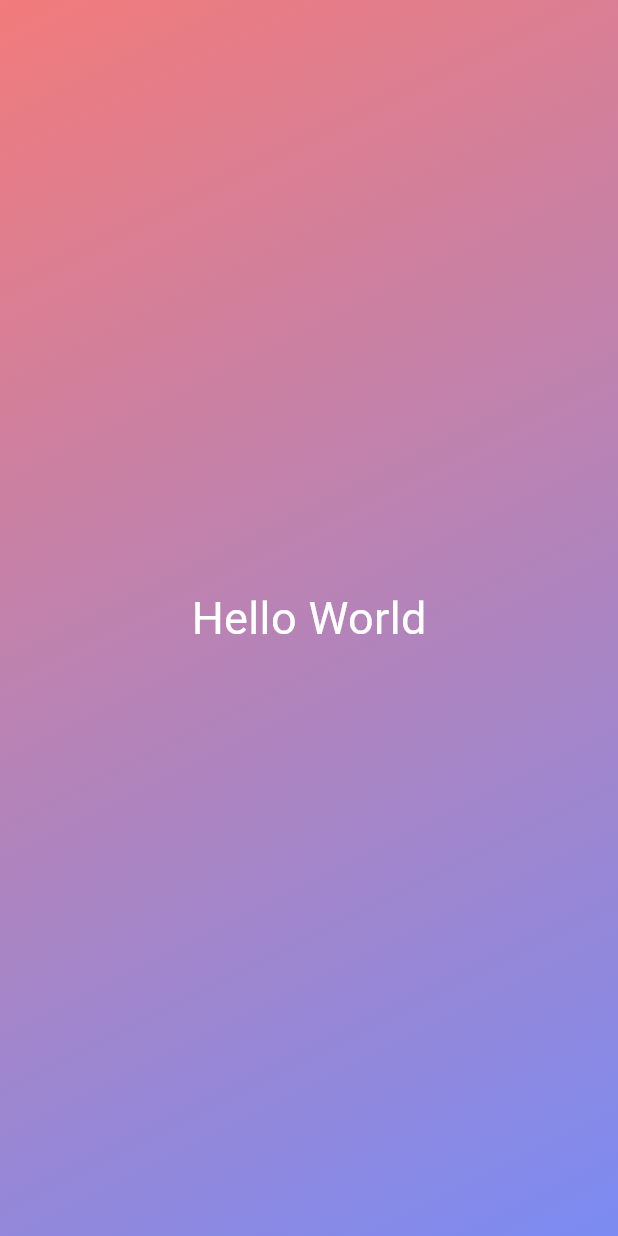
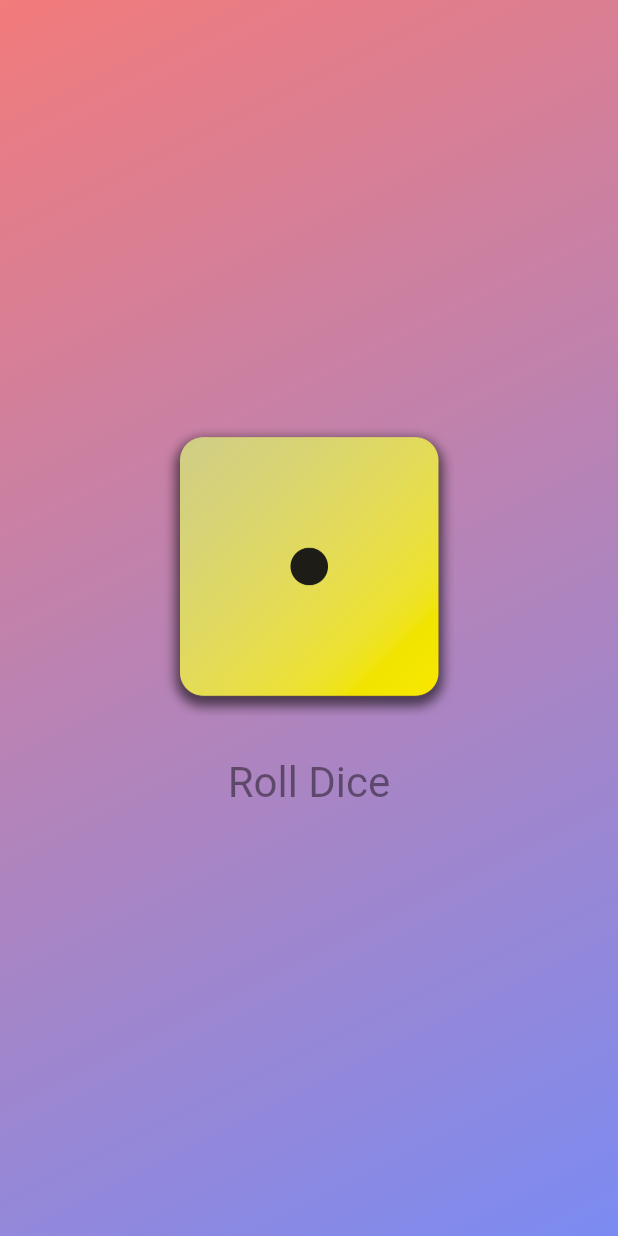
Before and after one commit to souravsathyan/flutter, a Flutter app: the screen it shows after launch, on a phone screen of 412 x 824 dp. Run offline on Flutter 3.47's test engine with Material 3 defaults, Android fonts, the phone set to English and light mode, and no system bars.

Commit message:
dice roller done

```diff
--- /dev/null
+++ b/first_app/lib/dice_roller.dart
@@ -0,0 +1,43 @@
+import 'package:flutter/material.dart';
+import 'dart:math';
+
+final randomiser = Random();
+
+class DiceRoller extends StatefulWidget {
+  DiceRoller({super.key});
+
+  @override
+  State<DiceRoller> createState() {
+    return _DiceRoller();
+  }
+}
+
+class _DiceRoller extends State<DiceRoller> {
+  var activeImage = 'assets/images/dice-1.png';
+
+  rollDice() {
+    var randomNumber = randomiser.nextInt(6) + 1;
+    setState(() {
+      activeImage = 'assets/images/dice-$randomNumber.png';
+    });
+  }
+
+  @override
+  Widget build(context) {
+    return Column(
+      mainAxisSize: MainAxisSize.min,
+      children: [
+        Image.asset(activeImage, width: 200),
+        const SizedBox(height: 20),
+        TextButton(
+          onPressed: rollDice,
+          style: TextButton.styleFrom(
+            foregroundColor: Colors.black45,
+            textStyle: const TextStyle(fontSize: 28),
+          ),
+          child: const Text('Roll Dice'),
+        ),
+      ],
+    );
+  }
+}
--- /dev/null
+++ b/first_app/lib/gradient_container.dart
@@ -0,0 +1,25 @@
+import 'package:first_app/dice_roller.dart';
+import 'package:flutter/material.dart';
+
+var alignStart = Alignment.topLeft;
+final alignEnd = Alignment.bottomRight;
+
+class GradientContainer extends StatelessWidget {
+  GradientContainer({super.key, required this.color});
+
+  final List<Color> color;
+
+  @override
+  Widget build(context) {
+    return Container(
+      decoration: BoxDecoration(
+        gradient: LinearGradient(
+          begin: alignStart,
+          end: alignEnd,
+          colors: color,
+        ),
+      ),
+      child: Center(child: DiceRoller()),
+    );
+  }
+}
--- a/first_app/lib/main.dart
+++ b/first_app/lib/main.dart
@@ -1,38 +1,17 @@
 import 'package:flutter/material.dart';
+import 'package:first_app/gradient_container.dart';
 
 void main() {
-  runApp(MaterialApp(home: Scaffold(body: const GradientContainer())));
-}
-
-class GradientContainer extends StatelessWidget {
-  const GradientContainer({super.key});
-
-  @override
-  Widget build(context) {
-    return Container(
-      decoration: const BoxDecoration(
-        gradient: LinearGradient(
-          begin: Alignment.topLeft,
-          end: Alignment.bottomRight,
-          colors: [
+  runApp(
+    MaterialApp(
+      home: Scaffold(
+        body: GradientContainer(
+          color: [
             Color.fromARGB(255, 242, 123, 123),
             Color.fromARGB(255, 123, 139, 242),
           ],
         ),
       ),
-      child: const Center(child: StyledText()),
-    );
-  }
+    ),
+  );
 }
-
-class StyledText extends StatelessWidget {
-  const StyledText({super.key});
-
-  @override
-  Widget build(context) {
-    return Text(
-      'Hello World',
-      style: TextStyle(color: Colors.white, fontSize: 30),
-    );
-  }
-}
--- /dev/null
+++ b/first_app/lib/styled_text.dart
@@ -0,0 +1,12 @@
+import 'package:flutter/material.dart';
+
+class Styledtext extends StatelessWidget {
+  const Styledtext(this.text, {super.key});
+
+  final String text;
+
+  @override
+  Widget build(BuildContext context) {
+    return Text(text, style: TextStyle(color: Colors.white, fontSize: 34));
+  }
+}
```
Also changed, not shown: first_app/pubspec.yaml (+8 -5 lines), first_app/assets/images/dice-1.png (added), first_app/assets/images/dice-2.png (added), first_app/assets/images/dice-3.png (added), first_app/assets/images/dice-4.png (added), first_app/assets/images/dice-5.png (added), first_app/assets/images/dice-6.png (added), 2 other files.
